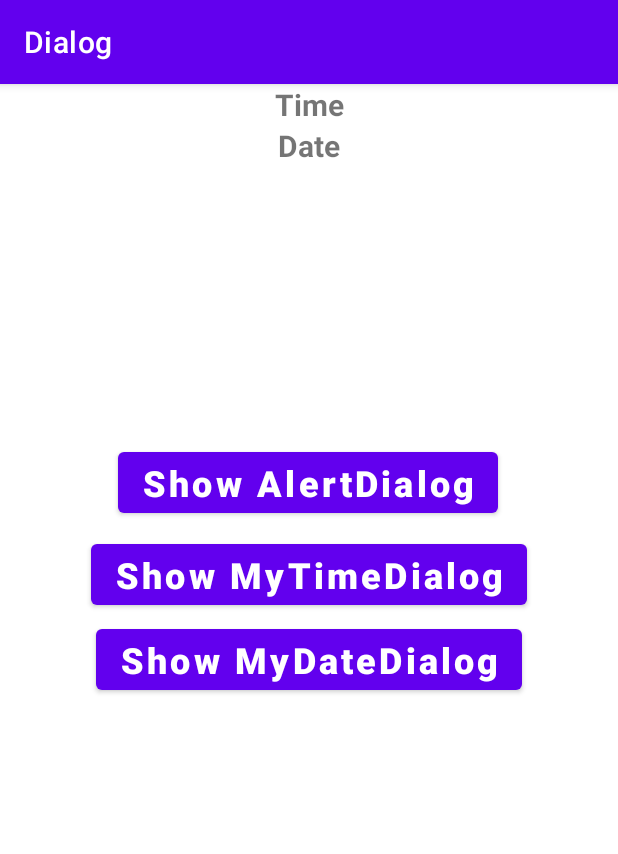
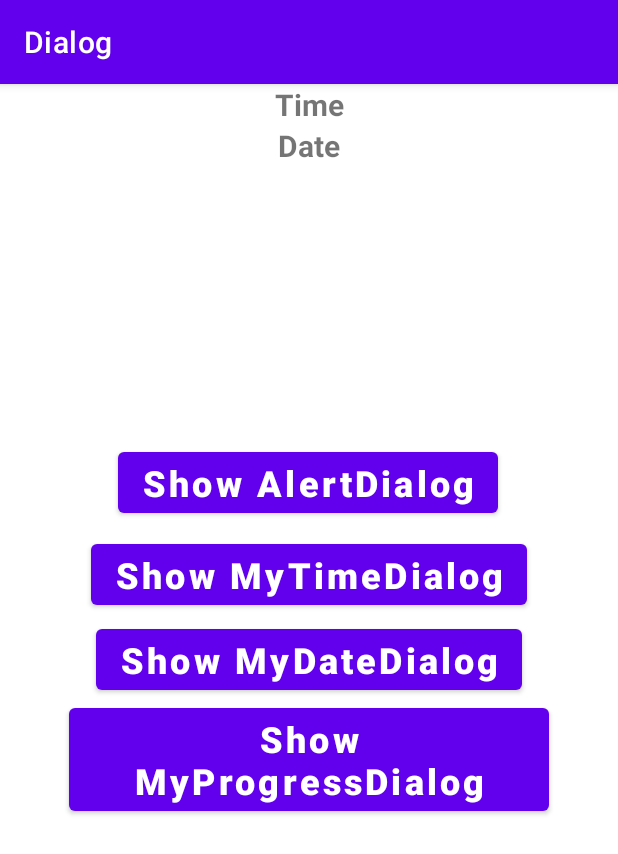
Before and after one commit to NorthsideShawty/AndroidLessons, an Android app: the screen it shows after launch (MainActivity), on a phone screen of 412 x 824 dp. Shown: the top 854 px of the screen. Run offline under Robolectric (Android 15) with nearby library versions, the phone set to English and light mode, and no system bars.

Commit message:
fixed more issues (lesson2)
added ProgressDialog

```diff
--- a/Lesson2/dialog/src/main/res/layout/activity_main.xml
+++ b/Lesson2/dialog/src/main/res/layout/activity_main.xml
@@ -87,4 +87,22 @@
         app:layout_constraintEnd_toEndOf="parent"
         app:layout_constraintStart_toStartOf="parent"
         app:layout_constraintTop_toBottomOf="@+id/textView" />
+
+    <Button
+        android:id="@+id/button4"
+        android:layout_width="wrap_content"
+        android:layout_height="wrap_content"
+        android:layout_marginBottom="120dp"
+        android:onClick="onClickShowMyProgressDialog"
+        android:text="Show MyProgressDialog"
+        android:textAlignment="center"
+        android:textAllCaps="false"
+        android:textSize="24sp"
+        android:textStyle="bold"
+        app:layout_constraintBottom_toBottomOf="parent"
+        app:layout_constraintEnd_toEndOf="parent"
+        app:layout_constraintHorizontal_bias="0.498"
+        app:layout_constraintStart_toStartOf="parent"
+        app:layout_constraintTop_toBottomOf="@+id/button3"
+        app:layout_constraintVertical_bias="0.0" />
 </androidx.constraintlayout.widget.ConstraintLayout>
```
Also changed, not shown: Lesson2/dialog/src/main/java/ru/mirea/zhalyaletdinov_f_n/dialog/MainActivity.java (+18 -0 lines), Lesson2/dialog/src/main/java/ru/mirea/zhalyaletdinov_f_n/dialog/MyProgressDialogFragment.java (added, +41 -0 lines).
